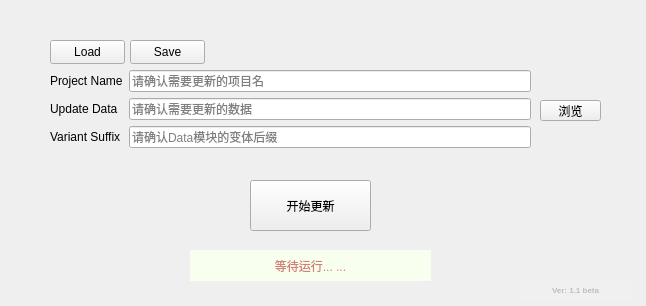
Above: DoorsDataUpdater.ui from 395020539/DoorsDataUpdater before the change. Below: the same form after it.
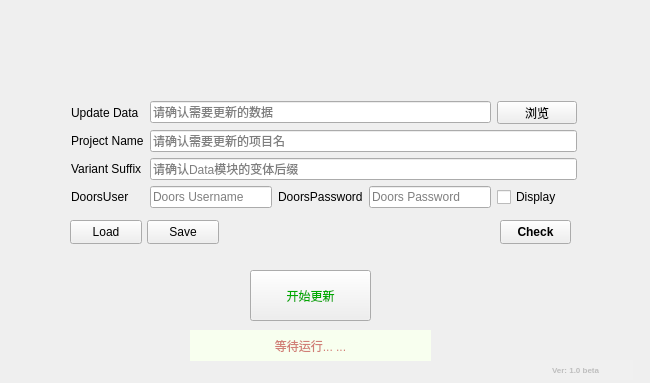
That is the form after the change.

```diff
--- a/DoorsDataUpdater.ui
+++ b/DoorsDataUpdater.ui
@@ -6,10 +6,28 @@
    <rect>
     <x>0</x>
     <y>0</y>
-    <width>646</width>
-    <height>306</height>
+    <width>650</width>
+    <height>383</height>
    </rect>
   </property>
+  <property name="sizePolicy">
+   <sizepolicy hsizetype="Preferred" vsizetype="Fixed">
+    <horstretch>0</horstretch>
+    <verstretch>0</verstretch>
+   </sizepolicy>
+  </property>
+  <property name="minimumSize">
+   <size>
+    <width>650</width>
+    <height>310</height>
+   </size>
+  </property>
+  <property name="maximumSize">
+   <size>
+    <width>650</width>
+    <height>383</height>
+   </size>
+  </property>
   <property name="windowTitle">
    <string>DoorsDataUpdater</string>
   </property>
@@ -17,7 +35,7 @@
    <property name="geometry">
     <rect>
      <x>250</x>
-     <y>180</y>
+     <y>270</y>
      <width>121</width>
      <height>51</height>
     </rect>
@@ -32,7 +50,8 @@
     <string/>
    </property>
    <property name="styleSheet">
-    <string notr="true"/>
+    <string notr="true">font: 15pt &quot;华光粗圆_CNKI&quot;;
+color: rgb(0, 170, 0);</string>
    </property>
    <property name="text">
     <string>开始更新</string>
@@ -45,7 +64,7 @@
    <property name="geometry">
     <rect>
      <x>190</x>
-     <y>250</y>
+     <y>330</y>
      <width>241</width>
      <height>31</height>
     </rect>
@@ -76,7 +95,7 @@
    <property name="geometry">
     <rect>
      <x>520</x>
-     <y>280</y>
+     <y>360</y>
      <width>113</width>
      <height>20</height>
     </rect>
@@ -95,112 +114,27 @@
 border: none;</string>
    </property>
    <property name="text">
-    <string>Ver: 1.1 beta</string>
+    <string>Ver: 1.0 beta</string>
    </property>
    <property name="alignment">
     <set>Qt::AlignCenter</set>
    </property>
   </widget>
-  <widget class="QWidget" name="layoutWidget">
-   <property name="geometry">
-    <rect>
-     <x>50</x>
-     <y>70</y>
-     <width>481</width>
-     <height>79</height>
-    </rect>
-   </property>
-   <layout class="QHBoxLayout" name="horizontalLayout">
-    <item>
-     <layout class="QGridLayout" name="gridLayout_3">
-      <item row="0" column="0">
-       <widget class="QLabel" name="label_project_name">
-        <property name="styleSheet">
-         <string notr="true"/>
-        </property>
-        <property name="text">
-         <string>Project Name</string>
-        </property>
-       </widget>
-      </item>
-      <item row="0" column="1">
-       <widget class="QLineEdit" name="lineEdit_project_name">
-        <property name="enabled">
-         <bool>true</bool>
-        </property>
-        <property name="autoFillBackground">
-         <bool>false</bool>
-        </property>
-        <property name="text">
-         <string/>
-        </property>
-        <property name="placeholderText">
-         <string>请确认需要更新的项目名</string>
-        </property>
-       </widget>
-      </item>
-      <item row="1" column="0">
-       <widget class="QLabel" name="label_data_file">
-        <property name="styleSheet">
-         <string notr="true"/>
-        </property>
-        <property name="text">
-         <string>Update Data</string>
-        </property>
-       </widget>
-      </item>
-      <item row="1" column="1">
-       <widget class="QLineEdit" name="lineEdit_data_file">
-        <property name="autoFillBackground">
-         <bool>false</bool>
-        </property>
-        <property name="text">
-         <string/>
-        </property>
-        <property name="placeholderText">
-         <string>请确认需要更新的数据</string>
-        </property>
-       </widget>
-      </item>
-      <item row="2" column="0">
-       <widget class="QLabel" name="label_data_suffix">
-        <property name="styleSheet">
-         <string notr="true"/>
-        </property>
-        <property name="text">
-         <string>Variant Suffix</string>
-        </property>
-       </widget>
-      </item>
-      <item row="2" column="1">
-       <widget class="QLineEdit" name="lineEdit_data_suffix">
-        <property name="autoFillBackground">
-         <bool>false</bool>
-        </property>
-        <property name="text">
-         <string/>
-        </property>
-        <property name="placeholderText">
-         <string>请确认Data模块的变体后缀</string>
-        </property>
-       </widget>
-      </item>
-     </layout>
-    </item>
-    <item>
-     <layout class="QVBoxLayout" name="verticalLayout"/>
-    </item>
-   </layout>
-  </widget>
   <widget class="QPushButton" name="button_load">
    <property name="geometry">
     <rect>
-     <x>50</x>
-     <y>40</y>
-     <width>75</width>
+     <x>70</x>
+     <y>220</y>
+     <width>72</width>
      <height>24</height>
     </rect>
    </property>
+   <property name="toolTip">
+    <string>&lt;html&gt;&lt;head/&gt;&lt;body&gt;&lt;p&gt;&lt;span style=&quot; font-size:10pt;&quot;&gt;加载配置文件&lt;/span&gt;&lt;/p&gt;&lt;/body&gt;&lt;/html&gt;</string>
+   </property>
+   <property name="styleSheet">
+    <string notr="true">font: 700 9pt &quot;Microsoft YaHei UI&quot;;</string>
+   </property>
    <property name="text">
     <string>Load</string>
    </property>
@@ -208,29 +142,190 @@
   <widget class="QPushButton" name="button_save">
    <property name="geometry">
     <rect>
-     <x>130</x>
-     <y>40</y>
-     <width>75</width>
+     <x>147</x>
+     <y>220</y>
+     <width>72</width>
      <height>24</height>
     </rect>
    </property>
+   <property name="toolTip">
+    <string>&lt;html&gt;&lt;head/&gt;&lt;body&gt;&lt;p&gt;&lt;span style=&quot; font-size:10pt;&quot;&gt;保存配置文件&lt;/span&gt;&lt;/p&gt;&lt;/body&gt;&lt;/html&gt;</string>
+   </property>
+   <property name="styleSheet">
+    <string notr="true">font: 700 9pt &quot;Microsoft YaHei UI&quot;;</string>
+   </property>
    <property name="text">
     <string>Save</string>
    </property>
   </widget>
-  <widget class="QPushButton" name="ButtonBrowseDataFile">
+  <widget class="QPushButton" name="pushButton_check">
    <property name="geometry">
     <rect>
-     <x>540</x>
-     <y>100</y>
-     <width>61</width>
-     <height>21</height>
+     <x>500</x>
+     <y>220</y>
+     <width>71</width>
+     <height>24</height>
     </rect>
    </property>
+   <property name="font">
+    <font>
+     <bold>true</bold>
+    </font>
+   </property>
    <property name="text">
-    <string>浏览</string>
+    <string>Check</string>
    </property>
   </widget>
+  <widget class="QWidget" name="layoutWidget">
+   <property name="geometry">
+    <rect>
+     <x>71</x>
+     <y>101</y>
+     <width>506</width>
+     <height>107</height>
+    </rect>
+   </property>
+   <layout class="QGridLayout" name="gridLayout">
+    <item row="0" column="0">
+     <widget class="QLabel" name="label_data_file">
+      <property name="toolTip">
+       <string>&lt;html&gt;&lt;head/&gt;&lt;body&gt;&lt;p align=&quot;center&quot;&gt;&lt;span style=&quot; font-size:10pt; color:#aa0000;&quot;&gt;请确认需要更新入Doors的数据文件（.json）&lt;/span&gt;&lt;/p&gt;&lt;/body&gt;&lt;/html&gt;</string>
+      </property>
+      <property name="styleSheet">
+       <string notr="true"/>
+      </property>
+      <property name="text">
+       <string>Update Data</string>
+      </property>
+     </widget>
+    </item>
+    <item row="1" column="0">
+     <widget class="QLabel" name="label_project_name">
+      <property name="toolTip">
+       <string>&lt;html&gt;&lt;head/&gt;&lt;body&gt;&lt;p&gt;&lt;span style=&quot; font-size:10pt; color:#aa0000;&quot;&gt;请确认需要更新的Doors项目名称&lt;/span&gt;&lt;/p&gt;&lt;/body&gt;&lt;/html&gt;</string>
+      </property>
+      <property name="styleSheet">
+       <string notr="true"/>
+      </property>
+      <property name="text">
+       <string>Project Name</string>
+      </property>
+     </widget>
+    </item>
+    <item row="2" column="0">
+     <widget class="QLabel" name="label_data_suffix">
+      <property name="toolTip">
+       <string>&lt;html&gt;&lt;head/&gt;&lt;body&gt;&lt;p&gt;&lt;span style=&quot; font-size:10pt; color:#aa0000;&quot;&gt;请确认Doors Data模块的变体后缀（如有）&lt;/span&gt;&lt;/p&gt;&lt;/body&gt;&lt;/html&gt;</string>
+      </property>
+      <property name="styleSheet">
+       <string notr="true"/>
+      </property>
+      <property name="text">
+       <string>Variant Suffix</string>
+      </property>
+     </widget>
+    </item>
+    <item row="3" column="0">
+     <widget class="QLabel" name="label_username">
+      <property name="text">
+       <string>DoorsUser</string>
+      </property>
+     </widget>
+    </item>
+    <item row="3" column="1">
+     <widget class="QLineEdit" name="lineEdit_username">
+      <property name="placeholderText">
+       <string>Doors Username</string>
+      </property>
+     </widget>
+    </item>
+    <item row="3" column="2">
+     <widget class="QLabel" name="label_password">
+      <property name="text">
+       <string>DoorsPassword</string>
+      </property>
+     </widget>
+    </item>
+    <item row="3" column="3">
+     <widget class="QLineEdit" name="lineEdit_password">
+      <property name="echoMode">
+       <enum>QLineEdit::Password</enum>
+      </property>
+      <property name="placeholderText">
+       <string>Doors Password</string>
+      </property>
+     </widget>
+    </item>
+    <item row="3" column="4">
+     <widget class="QCheckBox" name="checkBox_psw">
+      <property name="text">
+       <string>Display</string>
+      </property>
+     </widget>
+    </item>
+    <item row="0" column="4">
+     <widget class="QPushButton" name="ButtonBrowseDataFile">
+      <property name="sizePolicy">
+       <sizepolicy hsizetype="Minimum" vsizetype="Fixed">
+        <horstretch>0</horstretch>
+        <verstretch>0</verstretch>
+       </sizepolicy>
+      </property>
+      <property name="toolTip">
+       <string>&lt;html&gt;&lt;head/&gt;&lt;body&gt;&lt;p&gt;浏览选择数据文件&lt;/p&gt;&lt;/body&gt;&lt;/html&gt;</string>
+      </property>
+      <property name="autoFillBackground">
+       <bool>false</bool>
+      </property>
+      <property name="text">
+       <string>浏览</string>
+      </property>
+     </widget>
+    </item>
+    <item row="0" column="1" colspan="3">
+     <widget class="QLineEdit" name="lineEdit_data_file">
+      <property name="autoFillBackground">
+       <bool>false</bool>
+      </property>
+      <property name="text">
+       <string/>
+      </property>
+      <property name="placeholderText">
+       <string>请确认需要更新的数据</string>
+      </property>
+     </widget>
+    </item>
+    <item row="1" column="1" colspan="4">
+     <widget class="QLineEdit" name="lineEdit_project_name">
+      <property name="enabled">
+       <bool>true</bool>
+      </property>
+      <property name="autoFillBackground">
+       <bool>false</bool>
+      </property>
+      <property name="text">
+       <string/>
+      </property>
+      <property name="placeholderText">
+       <string>请确认需要更新的项目名</string>
+      </property>
+     </widget>
+    </item>
+    <item row="2" column="1" colspan="4">
+     <widget class="QLineEdit" name="lineEdit_data_suffix">
+      <property name="autoFillBackground">
+       <bool>false</bool>
+      </property>
+      <property name="text">
+       <string/>
+      </property>
+      <property name="placeholderText">
+       <string>请确认Data模块的变体后缀</string>
+      </property>
+     </widget>
+    </item>
+   </layout>
+  </widget>
  </widget>
  <resources/>
  <connections/>
```
